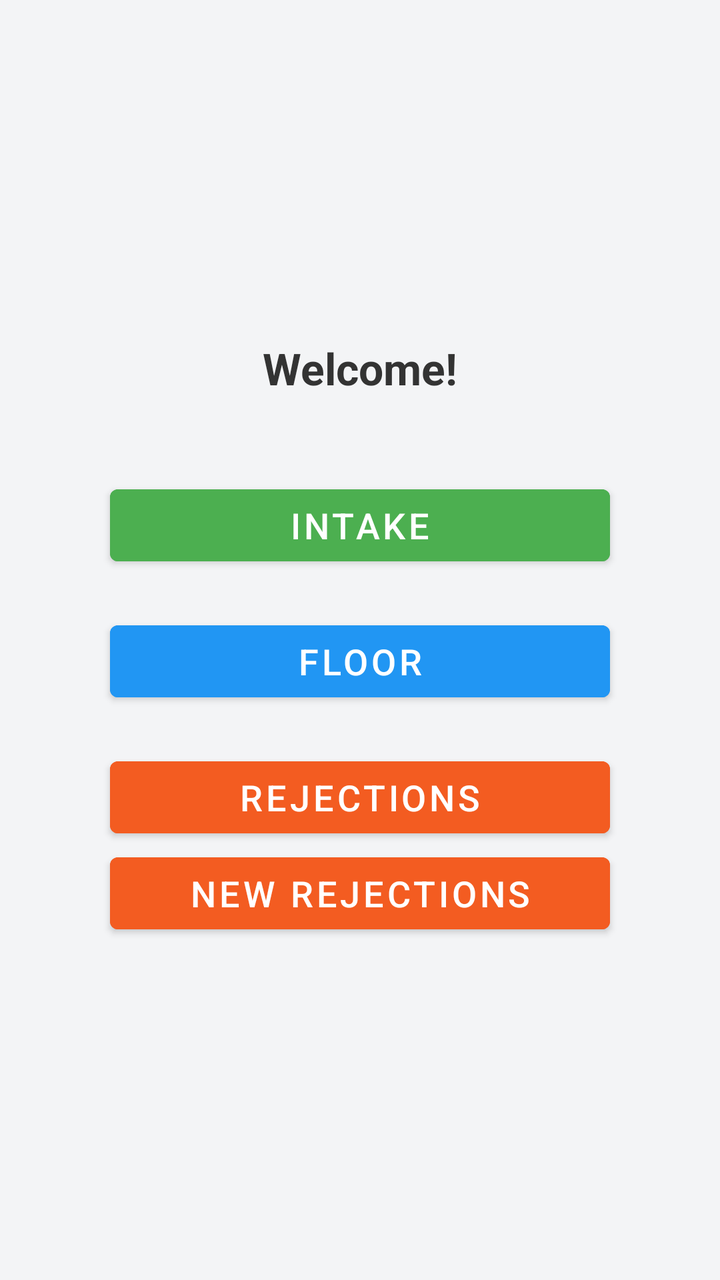
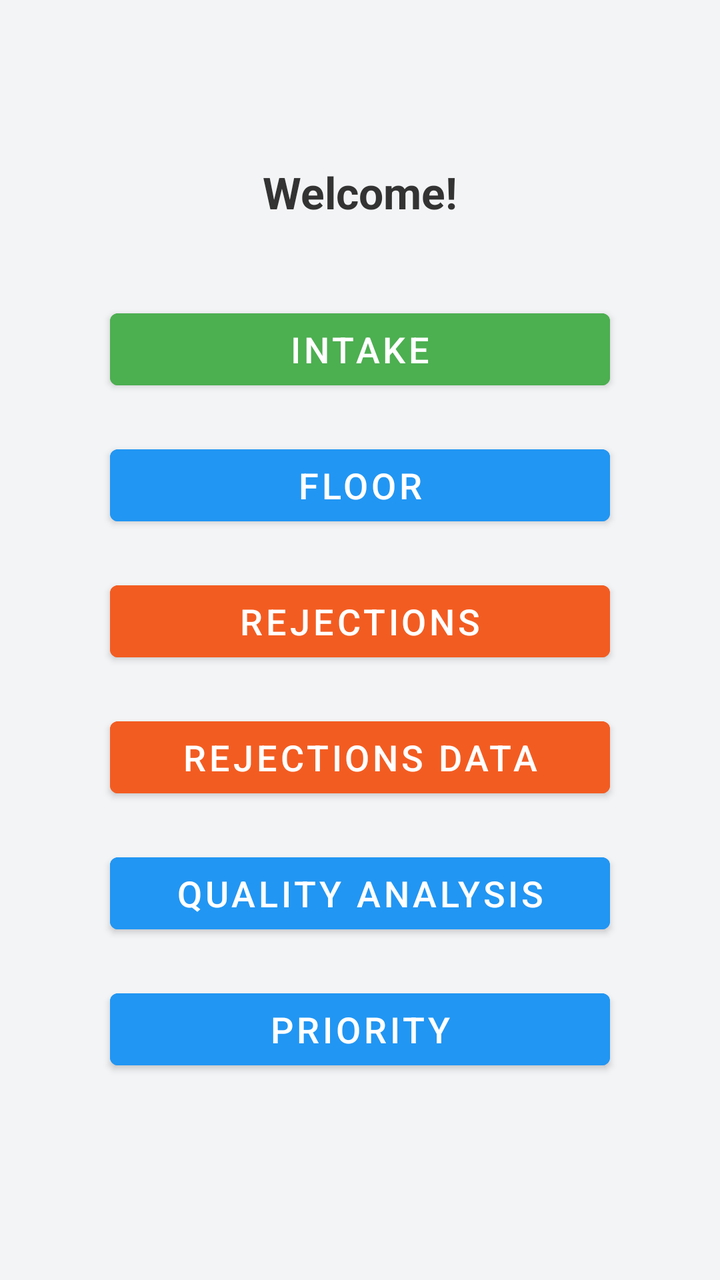

Screens rendered from an Android XML layout before and after an edit, with the pre-edit source and the edit as a unified diff.
<!-- AndroidManifest.xml: application theme Theme.YourApp -->
<!-- res/layout/activity_main_dashboard.xml -->
<?xml version="1.0" encoding="utf-8"?>
<LinearLayout xmlns:android="http://schemas.android.com/apk/res/android"
    android:orientation="vertical"
    android:gravity="center"
    android:background="#F3F4F6"
    android:padding="24dp"
    android:layout_width="match_parent"
    android:layout_height="match_parent">

    <TextView
        android:id="@+id/welcomeText"
        android:text="Welcome!"
        android:textColor="#333333"
        android:textSize="22sp"
        android:textStyle="bold"
        android:layout_marginBottom="40dp"
        android:layout_width="wrap_content"
        android:layout_height="wrap_content" />

    <Button
        android:id="@+id/intakeBtn"
        android:text="Intake"
        android:layout_width="250dp"
        android:layout_height="wrap_content"
        android:backgroundTint="#4CAF50"
        android:textColor="#FFFFFF"
        android:textSize="18sp"
        android:layout_marginBottom="20dp" />

    <Button
        android:id="@+id/floorBtn"
        android:text="Floor"
        android:layout_width="250dp"
        android:layout_height="wrap_content"
        android:backgroundTint="#2196F3"
        android:textColor="#FFFFFF"
        android:textSize="18sp"
        android:layout_marginBottom="20dp"/>

    <Button
        android:id="@+id/qcBtn"
        android:text="REJECTIONS"
        android:layout_width="250dp"
        android:layout_height="wrap_content"
        android:backgroundTint="#F35C21"
        android:textColor="#FFFFFF"
        android:textSize="18sp" />

    <Button
        android:id="@+id/qcBtn1"
        android:text="NEW REJECTIONS"
        android:layout_width="250dp"
        android:layout_height="wrap_content"
        android:backgroundTint="#F35C21"
        android:textColor="#FFFFFF"
        android:textSize="18sp" />

</LinearLayout>
<!-- resources referenced by this layout -->
<resources>
  <style name="Theme.YourApp" parent="Theme.MaterialComponents.DayNight.NoActionBar">
          
          <item name="colorPrimary">@color/teal_700</item>
          <item name="colorPrimaryVariant">@color/teal_200</item>
          <item name="colorOnPrimary">@android:color/white</item>
  
          
          <item name="colorSecondary">@color/purple_500</item>
          <item name="colorSecondaryVariant">@color/purple_700</item>
          <item name="colorOnSecondary">@android:color/white</item>
  
          
          <item name="android:colorBackground">@color/white</item>
          <item name="colorSurface">@color/white</item>
          <item name="colorOnSurface">@android:color/black</item>
  
          
          <item name="android:statusBarColor">?attr/colorPrimaryVariant</item>
      </style>
  <color name="teal_700">#018786</color>
  <color name="teal_200">#03DAC5</color>
  <color name="purple_500">#6200EE</color>
  <color name="purple_700">#3700B3</color>
  <color name="white">#FFFFFF</color>
</resources>

<!-- the commit's change to res/layout/activity_main_dashboard.xml (unified diff, before → after) -->
@@ -37,22 +37,56 @@
         android:textSize="18sp"
         android:layout_marginBottom="20dp"/>
 
+
+
+
+
+
+
+
+
+
     <Button
-        android:id="@+id/qcBtn"
+        android:id="@+id/qcBtn1"
         android:text="REJECTIONS"
         android:layout_width="250dp"
         android:layout_height="wrap_content"
         android:backgroundTint="#F35C21"
         android:textColor="#FFFFFF"
-        android:textSize="18sp" />
+        android:textSize="18sp"
+        android:layout_marginBottom="20dp"/>
 
     <Button
-        android:id="@+id/qcBtn1"
-        android:text="NEW REJECTIONS"
+        android:id="@+id/qcBtn2"
+        android:text="REJECTIONS DATA"
         android:layout_width="250dp"
         android:layout_height="wrap_content"
         android:backgroundTint="#F35C21"
         android:textColor="#FFFFFF"
-        android:textSize="18sp" />
+        android:textSize="18sp"
+        android:layout_marginBottom="20dp"/>
+
+
+
+
+    <Button
+        android:id="@+id/qaBtn"
+        android:text="Quality Analysis"
+        android:layout_width="250dp"
+        android:layout_height="wrap_content"
+        android:backgroundTint="#2196F3"
+        android:textColor="#FFFFFF"
+        android:textSize="18sp"
+        android:layout_marginBottom="20dp"/>
+
+    <Button
+        android:id="@+id/priorityBtn"
+        android:text="PRIORITY"
+        android:layout_width="250dp"
+        android:layout_height="wrap_content"
+        android:backgroundTint="#2196F3"
+        android:textColor="#FFFFFF"
+        android:textSize="18sp"
+        android:layout_marginBottom="20dp"/>
 
 </LinearLayout>
<!-- resource entries referenced after the edit -->
@@ -18,6 +18,11 @@
   
           
           <item name="android:statusBarColor">?attr/colorPrimaryVariant</item>
+  
+  
+  
+  
+  
       </style>
   <color name="teal_700">#018786</color>
   <color name="teal_200">#03DAC5</color>
